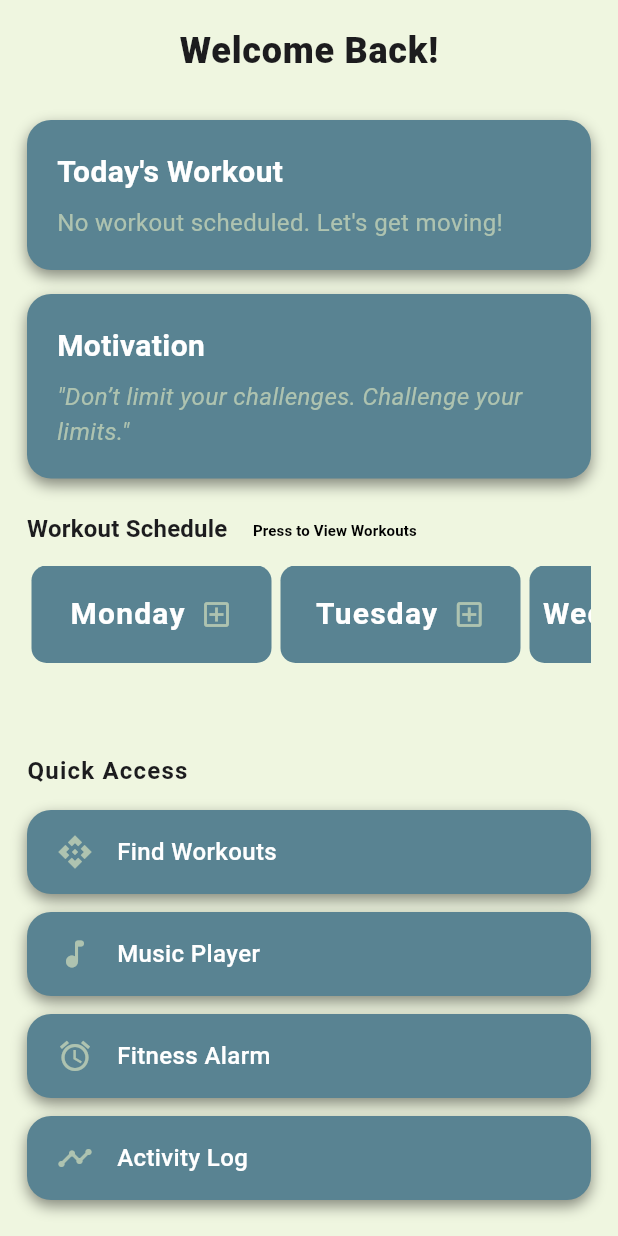
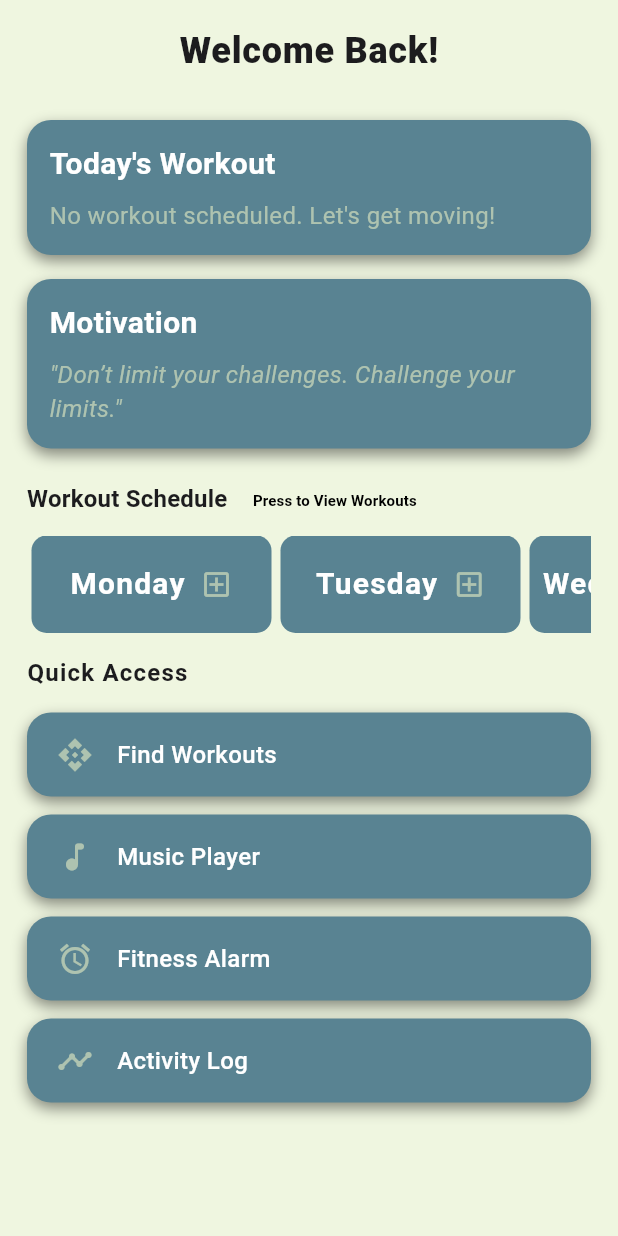
Before and after one commit to mellis0227/workout-tracker, a Flutter app: the DashboardView screen opened directly, on a phone screen of 412 x 824 dp. Run offline on Flutter 3.47's test engine with Material 3 defaults, Android fonts, the phone set to English and light mode, and no system bars; our stand-ins replace audioplayers, cloud_firestore, firebase_auth, firebase_core, flutter_time_picker_spinner, go_router and 1 more; accounts and stored records are empty.

```diff
--- a/get_fit_app/lib/views/dashboard_view.dart
+++ b/get_fit_app/lib/views/dashboard_view.dart
@@ -127,12 +127,13 @@ class _DashboardViewState extends State<DashboardView> {
                 ),
               ],
             ),
-            Expanded(
+            SizedBox(
+              height: !viewWorkoutPlan ? 80 : 225,
               child: ScheduleWorkoutView(
                 viewWorkouts: viewWorkoutPlan,
-                onPlaylistScheduled: ()  {
-                   getPlaylist(currentWeekday!);
-                }
+                onPlaylistScheduled: () {
+                  getPlaylist(currentWeekday!);
+                },
               ),
             ),
             // Quick Access section header
@@ -189,7 +190,7 @@ class _DashboardViewState extends State<DashboardView> {
   }) {
     return Container(
       width: double.infinity,
-      padding: const EdgeInsets.all(20),
+      padding: const EdgeInsets.all(15),
       decoration: BoxDecoration(
         color: Color(0xFF598392),
         borderRadius: BorderRadius.circular(16),
```
